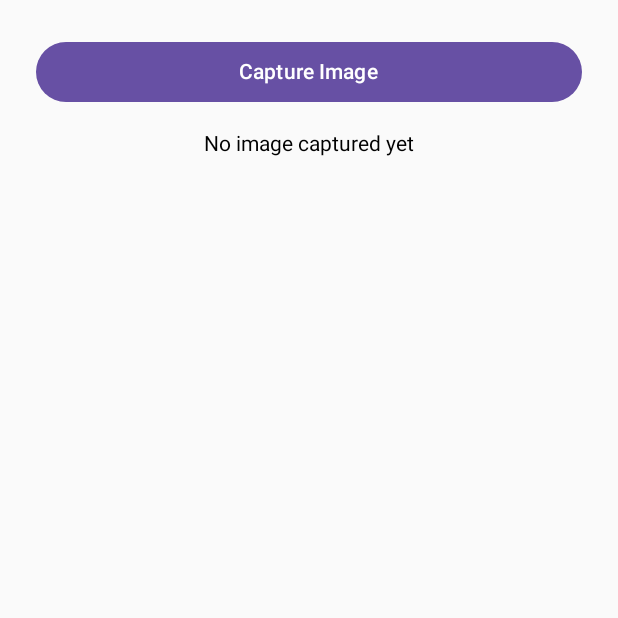
After one commit to victene1/CS412AndroidApp, an Android app built with Jetpack Compose: the ThirdActivity screen opened directly, with no data from a screen before it, on a phone screen of 412 x 824 dp, the top half of it. The commit adds this screen. Run offline under Robolectric (Android 15) with nearby library versions, the phone set to English and light mode, and no system bars.

Commit message:
Complete Assignment 5 camera activity

```diff
--- a/assignment-2/app/src/main/AndroidManifest.xml
+++ b/assignment-2/app/src/main/AndroidManifest.xml
@@ -12,6 +12,10 @@
             android:name=".MyService"
             android:exported="false"
             android:foregroundServiceType="dataSync" />
+
+        <activity
+            android:name=".ThirdActivity"
+            android:exported="false" />
 
         <activity
             android:name=".SecondActivity"
--- /dev/null
+++ b/assignment-2/app/src/main/java/edu/csci412/assignment2/ThirdActivity.kt
@@ -0,0 +1,80 @@
+package edu.csci412.assignment2
+
+import android.graphics.Bitmap
+import android.os.Bundle
+import androidx.activity.ComponentActivity
+import androidx.activity.compose.setContent
+import androidx.activity.result.contract.ActivityResultContracts
+import androidx.compose.foundation.Image
+import androidx.compose.foundation.layout.Arrangement
+import androidx.compose.foundation.layout.Column
+import androidx.compose.foundation.layout.WindowInsets
+import androidx.compose.foundation.layout.fillMaxSize
+import androidx.compose.foundation.layout.fillMaxWidth
+import androidx.compose.foundation.layout.padding
+import androidx.compose.foundation.layout.systemBars
+import androidx.compose.foundation.layout.windowInsetsPadding
+import androidx.compose.material3.Button
+import androidx.compose.material3.Text
+import androidx.compose.runtime.Composable
+import androidx.compose.runtime.getValue
+import androidx.compose.runtime.mutableStateOf
+import androidx.compose.runtime.setValue
+import androidx.compose.ui.Alignment
+import androidx.compose.ui.Modifier
+import androidx.compose.ui.graphics.asImageBitmap
+import androidx.compose.ui.layout.ContentScale
+import androidx.compose.ui.unit.dp
+
+class ThirdActivity : ComponentActivity() {
+    private var capturedImage by mutableStateOf<Bitmap?>(null)
+
+    private val cameraLauncher =
+        registerForActivityResult(ActivityResultContracts.TakePicturePreview()) { bitmap ->
+            if (bitmap != null) {
+                capturedImage = bitmap
+            }
+        }
+
+    override fun onCreate(savedInstanceState: Bundle?) {
+        super.onCreate(savedInstanceState)
+        setContent {
+            ImageScreen(
+                capturedImage = capturedImage,
+                onCaptureClick = { cameraLauncher.launch(null) }
+            )
+        }
+    }
+}
+
+@Composable
+private fun ImageScreen(capturedImage: Bitmap?, onCaptureClick: () -> Unit) {
+    Column(
+        modifier = Modifier
+            .fillMaxSize()
+            .windowInsetsPadding(WindowInsets.systemBars)
+            .padding(24.dp),
+        horizontalAlignment = Alignment.CenterHorizontally,
+        verticalArrangement = Arrangement.spacedBy(16.dp)
+    ) {
+        Button(
+            onClick = onCaptureClick,
+            modifier = Modifier.fillMaxWidth()
+        ) {
+            Text("Capture Image")
+        }
+
+        if (capturedImage == null) {
+            Text("No image captured yet")
+        } else {
+            Image(
+                bitmap = capturedImage.asImageBitmap(),
+                contentDescription = "Captured image",
+                modifier = Modifier
+                    .fillMaxWidth()
+                    .weight(1f),
+                contentScale = ContentScale.Fit
+            )
+        }
+    }
+}
```
Also changed, not shown: assignment-2/app/src/main/java/edu/csci412/assignment2/MainActivity.kt (+12 -6 lines), 1 other file.
